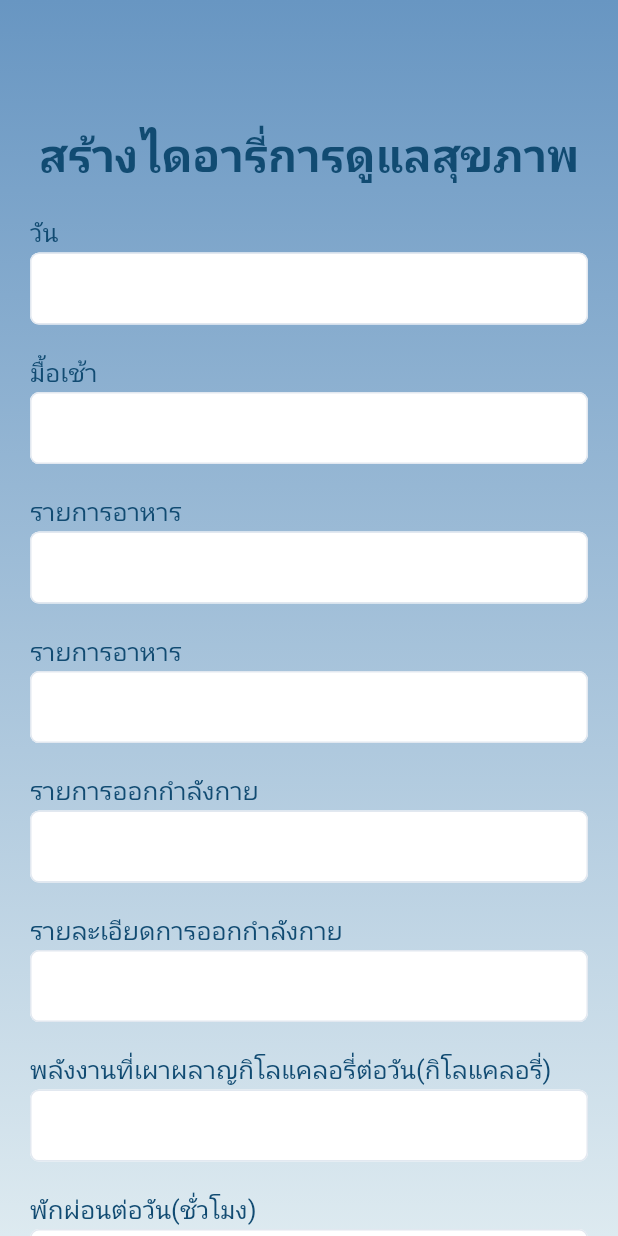
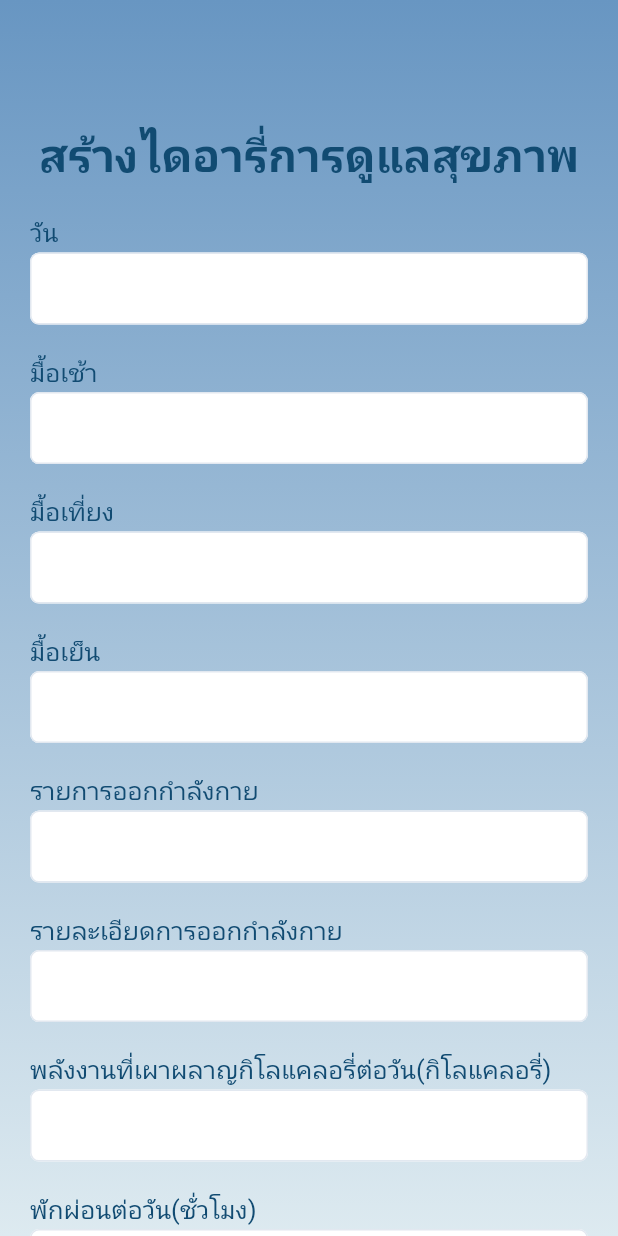
Before and after one commit to Teddymalaju123/healthmeflutter, a Flutter app: the createlisthealth screen opened directly with empty values, on a phone screen of 412 x 824 dp. Run offline on Flutter 3.47's test engine with Material 2 defaults, Android fonts, the phone set to English and light mode, and no system bars; our stand-ins replace babstrap_settings_screen, dio, flutter_secure_storage, persistent_bottom_nav_bar, settings_ui; accounts and stored records are empty; network calls fail; Roboto replaces fonts that are missing (rsubold).

Commit message:
ฟกก

```diff
--- a/lib/main.dart
+++ b/lib/main.dart
@@ -1,7 +1,6 @@
 import 'package:flutter/material.dart';
 import 'package:flutterapphealthme/src/features/authentication/login.dart';
 import 'package:flutterapphealthme/src/features/health_app/fitness_app_home_screen.dart';
-import 'package:flutterapphealthme/src/features/noti/model/trainerdiary/createlisthealth.dart';
 import 'package:flutterapphealthme/src/features/routing/navigator.dart';
 
 void main() {
--- a/lib/src/constants/constant.dart
+++ b/lib/src/constants/constant.dart
@@ -1,4 +1,4 @@
 import 'package:flutter/material.dart';
 
-var host = 'http://192.168.201.80:6000';
+var host = 'http://192.168.1.100:5000';
 final Color textColor = Color(0xff114B72);
--- a/lib/src/features/noti/createlisthealth.dart
+++ b/lib/src/features/noti/createlisthealth.dart
@@ -415,8 +415,8 @@ class _createlisthealthState extends State<createlisthealth> {
       children: <Widget>[
         _entryFieldDay("วัน"),
         _entryFieldFood("มื้อเช้า"),
-        _entryFieldlunch("รายการอาหาร"),
-        _entryFieldDinner("รายการอาหาร"),
+        _entryFieldlunch("มื้อเที่ยง"),
+        _entryFieldDinner("มื้อเย็น"),
         _entryFieldExercise("รายการออกกำลังกาย"),
         _entryFieldDescriptionEx("รายละเอียดการออกกำลังกาย"),
         _entryFieldCalories("พลังงานที่เผาผลาญกิโลแคลอรี่ต่อวัน(กิโลแคลอรี่)"),
--- a/lib/src/features/noti/noti.dart
+++ b/lib/src/features/noti/noti.dart
@@ -6,7 +6,8 @@ import 'package:persistent_bottom_nav_bar/persistent_tab_view.dart';
 
 import '../../constants/constant.dart';
 import '../../widget/button_action.dart';
-import 'model/trainerdiary/createlisthealth.dart';
+
+import 'createlisthealth.dart';
 import 'model/usertrainer.dart';
 import 'noti_deatil.dart';
 
```
Also changed, not shown: lib/src/features/noti/detail_diary.dart (+8 -8 lines).
